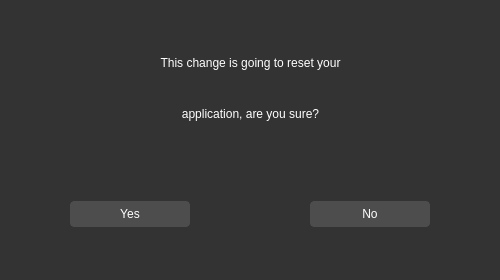
Teky500/Ebook-PR-Application, file source/features/ui/ChangeOfInstitution.ui: the form before one commit.
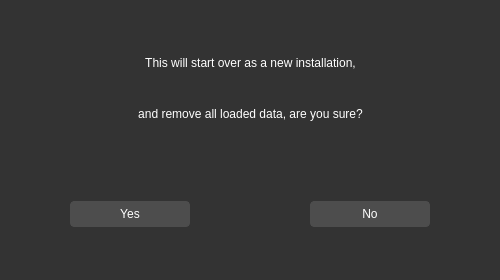
The form after the commit.

Commit message: basic frontend label changes

Diff of the .ui file:
```diff
--- a/source/features/ui/ChangeOfInstitution.ui
+++ b/source/features/ui/ChangeOfInstitution.ui
@@ -171,7 +171,7 @@
        <string notr="true">font: 700 20pt &quot;Segoe UI&quot;;</string>
       </property>
       <property name="text">
-       <string>This change is going to reset your</string>
+       <string>This will start over as a new installation,</string>
       </property>
       <property name="alignment">
        <set>Qt::AlignCenter</set>
@@ -184,7 +184,7 @@
        <string notr="true">font: 700 20pt &quot;Segoe UI&quot;;</string>
       </property>
       <property name="text">
-       <string>application, are you sure?</string>
+       <string>and remove all loaded data, are you sure?</string>
       </property>
       <property name="alignment">
        <set>Qt::AlignCenter</set>
```
Left out of the diff: 4 changed lines with no effect on the pictures. The commit also changes 3 other files.
